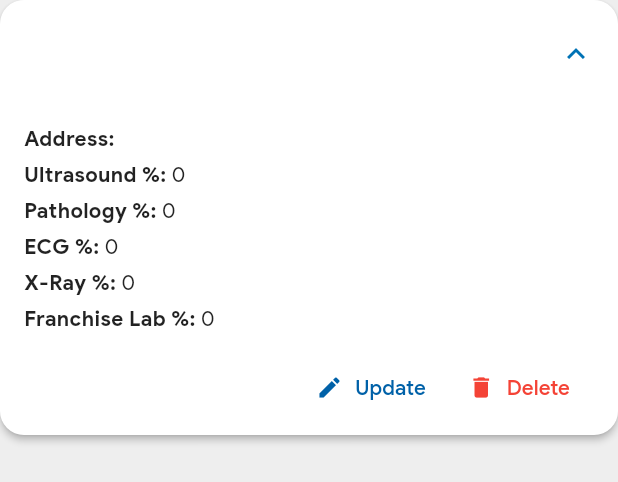
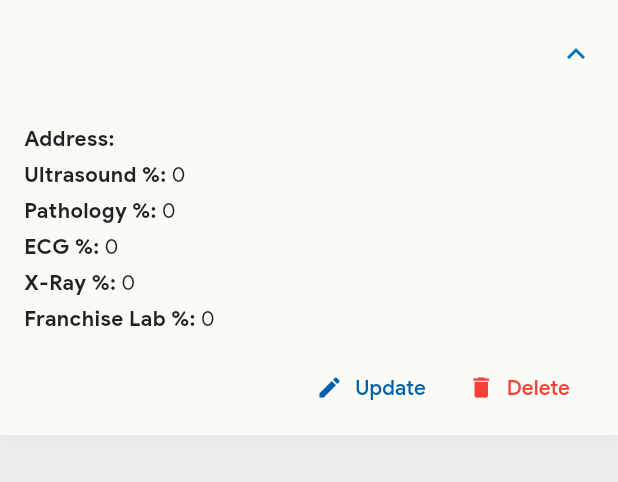
Before and after one commit to himanshuchaurasiya24/LabLedger, a Flutter app: the DoctorCard widget shown alone on an empty page, opened directly with empty values, after a tap on the "expand more" icon, on a phone screen of 412 x 824 dp. Shown: the top 482 px of the screen. Run offline on Flutter 3.47's test engine with Material 3 defaults, Android fonts, the phone set to English and light mode, and no system bars; our stand-ins replace flutter_riverpod, flutter_secure_storage, lucide_icons; missing offline and left inert: window_manager; accounts and stored records are empty; network calls fail; statements that could not run were skipped.

```diff
--- a/lib/methods/custom_methods.dart
+++ b/lib/methods/custom_methods.dart
@@ -151,7 +151,7 @@ Widget customBar({
         padding: const EdgeInsets.symmetric(horizontal: 20, vertical: 16),
         decoration: BoxDecoration(
           color: Theme.of(context).cardColor,
-          borderRadius: BorderRadius.circular(12),
+          borderRadius: BorderRadius.circular(7),
           boxShadow: [
             BoxShadow(
               color: Colors.black.withValues(alpha: 0.05),
@@ -242,7 +242,6 @@ class PageNavigatorBar extends StatelessWidget {
         iconData: iconData,
         child: IconButton(
           onPressed: () {
-
             onTapFunction(context: context);
           },
           icon: Icon(Icons.arrow_right_outlined),
@@ -302,7 +301,7 @@ class SummaryCard extends StatelessWidget {
         padding: const EdgeInsets.all(16),
         decoration: BoxDecoration(
           color: Theme.of(context).cardColor,
-          borderRadius: BorderRadius.circular(12),
+          borderRadius: BorderRadius.circular(5),
           boxShadow: [
             BoxShadow(
               color: Colors.grey.withValues(alpha: 0.1),
--- a/lib/models/doctors_model.dart
+++ b/lib/models/doctors_model.dart
@@ -1,7 +1,9 @@
 class Doctor {
   final int id;
+  final CenterDetailOutput centerDetailOutput;
   final String firstName;
   final String lastName;
+  final String hospitalName;
   final String address;
   final String phoneNumber;
   final int ultrasoundPercentage;
@@ -9,12 +11,13 @@ class Doctor {
   final int ecgPercentage;
   final int xrayPercentage;
   final int franchiseLabPercentage;
-  final String centerName;
 
   Doctor({
     required this.id,
+    required this.centerDetailOutput,
     required this.firstName,
     required this.lastName,
+    required this.hospitalName,
     required this.address,
     required this.phoneNumber,
     required this.ultrasoundPercentage,
@@ -22,14 +25,15 @@ class Doctor {
     required this.ecgPercentage,
     required this.xrayPercentage,
     required this.franchiseLabPercentage,
-    required this.centerName,
   });
 
   factory Doctor.fromJson(Map<String, dynamic> json) {
     return Doctor(
       id: json['id'],
+      centerDetailOutput: CenterDetailOutput.fromJson(json['center_detail_output']),
       firstName: json['first_name'],
       lastName: json['last_name'],
+      hospitalName: json['hospital_name'],
       address: json['address'],
       phoneNumber: json['phone_number'],
       ultrasoundPercentage: json['ultrasound_percentage'],
@@ -37,14 +41,16 @@ class Doctor {
       ecgPercentage: json['ecg_percentage'],
       xrayPercentage: json['xray_percentage'],
       franchiseLabPercentage: json['franchise_lab_percentage'],
-      centerName: json['center_detail_output']['center_name'],
     );
   }
 
   Map<String, dynamic> toJson() {
     return {
+      "id": id,
+      "center_detail_output": centerDetailOutput.toJson(),
       "first_name": firstName,
       "last_name": lastName,
+      "hospital_name": hospitalName,
       "address": address,
       "phone_number": phoneNumber,
       "ultrasound_percentage": ultrasoundPercentage,
@@ -57,8 +63,10 @@ class Doctor {
 
   Doctor copyWith({
     int? id,
+    CenterDetailOutput? centerDetailOutput,
     String? firstName,
     String? lastName,
+    String? hospitalName,
     String? address,
     String? phoneNumber,
     int? ultrasoundPercentage,
@@ -66,12 +74,13 @@ class Doctor {
     int? ecgPercentage,
     int? xrayPercentage,
     int? franchiseLabPercentage,
-    String? centerName,
   }) {
     return Doctor(
       id: id ?? this.id,
+      centerDetailOutput: centerDetailOutput ?? this.centerDetailOutput,
       firstName: firstName ?? this.firstName,
       lastName: lastName ?? this.lastName,
+      hospitalName: hospitalName ?? this.hospitalName,
       address: address ?? this.address,
       phoneNumber: phoneNumber ?? this.phoneNumber,
       ultrasoundPercentage: ultrasoundPercentage ?? this.ultrasoundPercentage,
@@ -79,7 +88,46 @@ class Doctor {
       ecgPercentage: ecgPercentage ?? this.ecgPercentage,
       xrayPercentage: xrayPercentage ?? this.xrayPercentage,
       franchiseLabPercentage: franchiseLabPercentage ?? this.franchiseLabPercentage,
-      centerName: centerName ?? this.centerName,
     );
   }
 }
+
+class CenterDetailOutput {
+  final int id;
+  final String centerName;
+  final String address;
+
+  CenterDetailOutput({
+    required this.id,
+    required this.centerName,
+    required this.address,
+  });
+
+  factory CenterDetailOutput.fromJson(Map<String, dynamic> json) {
+    return CenterDetailOutput(
+      id: json['id'],
+      centerName: json['center_name'],
+      address: json['address'],
+    );
+  }
+
+  Map<String, dynamic> toJson() {
+    return {
+      "id": id,
+      "center_name": centerName,
+      "address": address,
+    };
+  }
+
+  CenterDetailOutput copyWith({
+    int? id,
+    String? centerName,
+    String? address,
+  }) {
+    return CenterDetailOutput(
+      id: id ?? this.id,
+      centerName: centerName ?? this.centerName,
+      address: address ?? this.address,
+    );
+  }
+}
--- a/lib/screens/home_screen.dart
+++ b/lib/screens/home_screen.dart
@@ -59,7 +59,7 @@ class _HomeScreenState extends ConsumerState<HomeScreen> {
   @override
   Widget build(BuildContext context) {
     return Scaffold(
-      backgroundColor: Theme.of(context).scaffoldBackgroundColor,
+      // backgroundColor: Theme.of(context).scaffoldBackgroundColor,
       body: Row(
         children: [
           // Sidebar
--- a/lib/screens/main_screens/doctors_database_screen.dart
+++ b/lib/screens/main_screens/doctors_database_screen.dart
@@ -26,13 +26,10 @@ class _DoctorsDatabaseScreenState extends ConsumerState<DoctorsDatabaseScreen> {
     final doctorsAsync = ref.watch(doctorNotifierProvider);
 
     return Scaffold(
-      appBar: AppBar(
-        title: const Text('Doctors'),
-        backgroundColor: const Color(0xFF0061A8),
-      ),
-      backgroundColor: const Color(0xFFF9F9F9),
+      appBar: AppBar(title: const Text('Doctors List')),
       body: doctorsAsync.when(
-        data: (doctors) => ListView.separated(
+        data: (doctors) {
+          return ListView.separated(
             padding: const EdgeInsets.all(16),
             itemCount: doctors.length,
             separatorBuilder: (_, __) => const SizedBox(height: 12),
@@ -40,7 +37,8 @@ class _DoctorsDatabaseScreenState extends ConsumerState<DoctorsDatabaseScreen> {
               final doc = doctors[index];
               return DoctorCard(doc: doc);
             },
-        ),
+          );
+        },
         loading: () => const Center(child: CircularProgressIndicator()),
         error: (err, _) => Center(child: Text('Error: $err')),
       ),
@@ -61,7 +59,6 @@ class _DoctorCardState extends ConsumerState<DoctorCard> {
   bool isExpanded = false;
 
   void showEditDialog(Doctor doc) {
-    debugPrint(doc.toString());
     final ultrasoundController = TextEditingController(
       text: doc.ultrasoundPercentage.toString(),
     );
@@ -136,13 +133,22 @@ class _DoctorCardState extends ConsumerState<DoctorCard> {
   @override
   Widget build(BuildContext context) {
     final doc = widget.doc;
-    return Material(
-      elevation: 2,
-      borderRadius: BorderRadius.circular(16),
-      color: Colors.white,
+    return Container(
+      decoration: BoxDecoration(
+        color: Theme.of(context).cardColor,
+        borderRadius: BorderRadius.circular(0),
+        boxShadow: [
+          BoxShadow(
+            color: Colors.grey.withValues(alpha: 0.1),
+            blurRadius: 10,
+            offset: const Offset(0, 4),
+          ),
+        ],
+      ),
       child: ExpansionTile(
+        // visualDensity: VisualDensity.adaptivePlatformDensity,
         tilePadding: const EdgeInsets.symmetric(horizontal: 16),
-        shape: RoundedRectangleBorder(borderRadius: BorderRadius.circular(16)),
+        shape: RoundedRectangleBorder(borderRadius: BorderRadius.circular(7)),
         title: Text(
           '${doc.firstName} ${doc.lastName}',
           style: const TextStyle(fontWeight: FontWeight.bold),
```
Lines whose indentation alone changed are shown as unchanged.
